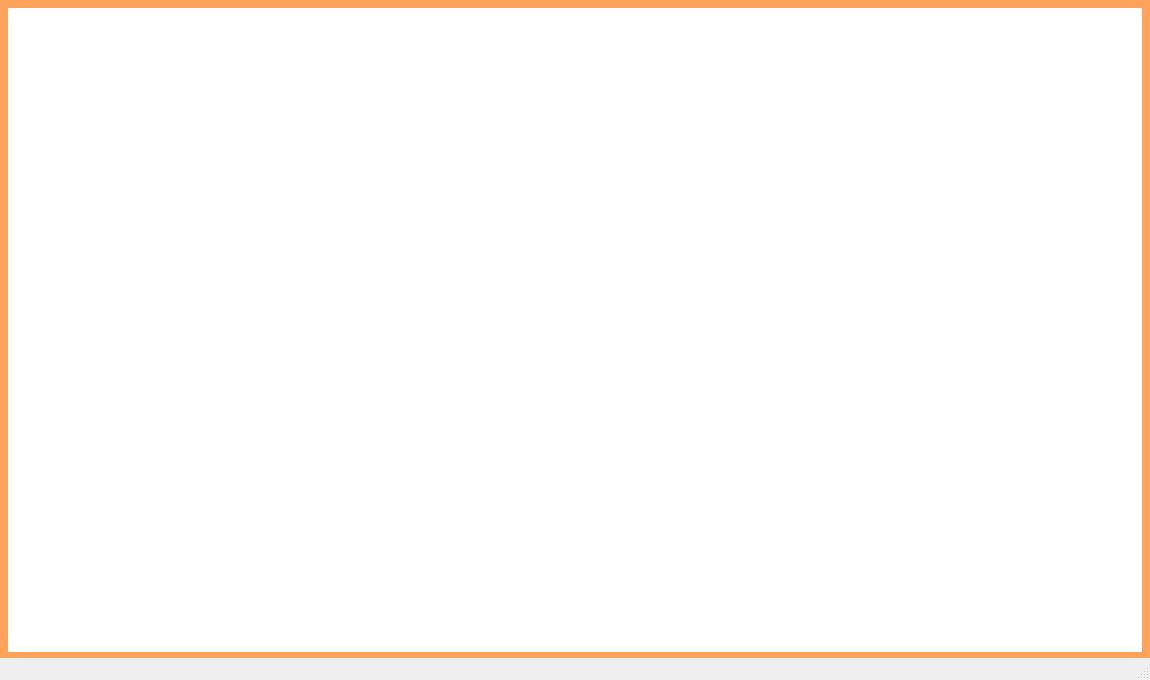
The window that client/dpgs-client/mainwindow.ui (yun-daniel/rpi4-dpgs) describes before a commit, drawn with Qt 5.
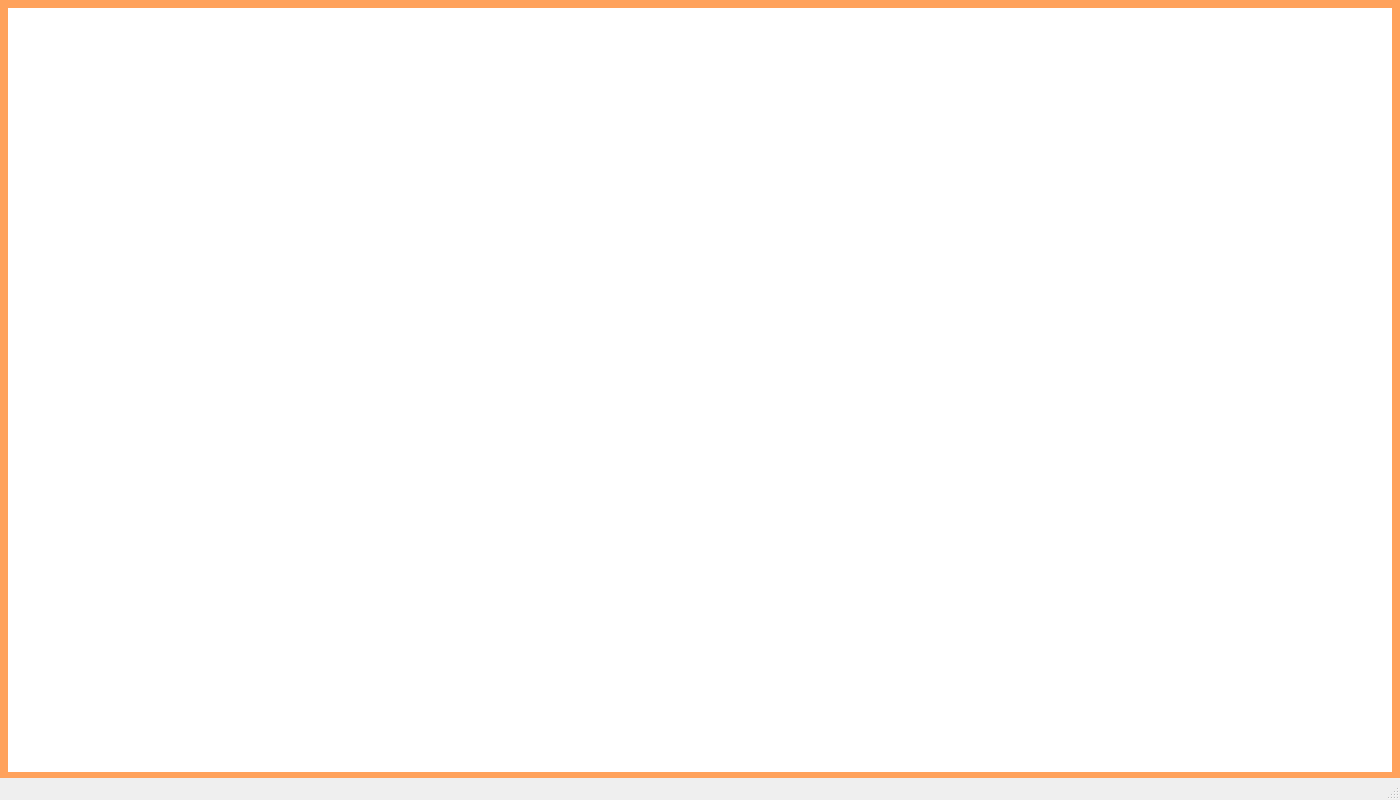
The same window after the commit. The open tabs and pages were chosen to show the change. Icons and pictures are not drawn.

Patch:
```diff
--- a/client/dpgs-client/mainwindow.ui
+++ b/client/dpgs-client/mainwindow.ui
@@ -6,8 +6,8 @@
    <rect>
     <x>0</x>
     <y>0</y>
-    <width>1150</width>
-    <height>680</height>
+    <width>1400</width>
+    <height>800</height>
    </rect>
   </property>
   <property name="windowTitle">
@@ -25,8 +25,8 @@
      <rect>
       <x>0</x>
       <y>0</y>
-      <width>1150</width>
-      <height>680</height>
+      <width>1500</width>
+      <height>800</height>
      </rect>
     </property>
     <property name="styleSheet">
@@ -47,8 +47,8 @@
      <widget class="QLabel" name="label_2">
       <property name="geometry">
        <rect>
-        <x>1000</x>
-        <y>600</y>
+        <x>1260</x>
+        <y>720</y>
         <width>131</width>
         <height>51</height>
        </rect>
@@ -65,8 +65,8 @@
        <rect>
         <x>0</x>
         <y>0</y>
-        <width>1150</width>
-        <height>660</height>
+        <width>1400</width>
+        <height>780</height>
        </rect>
       </property>
       <property name="styleSheet">
```
Left out of the diff: 14 changed lines with no effect on the pictures.
